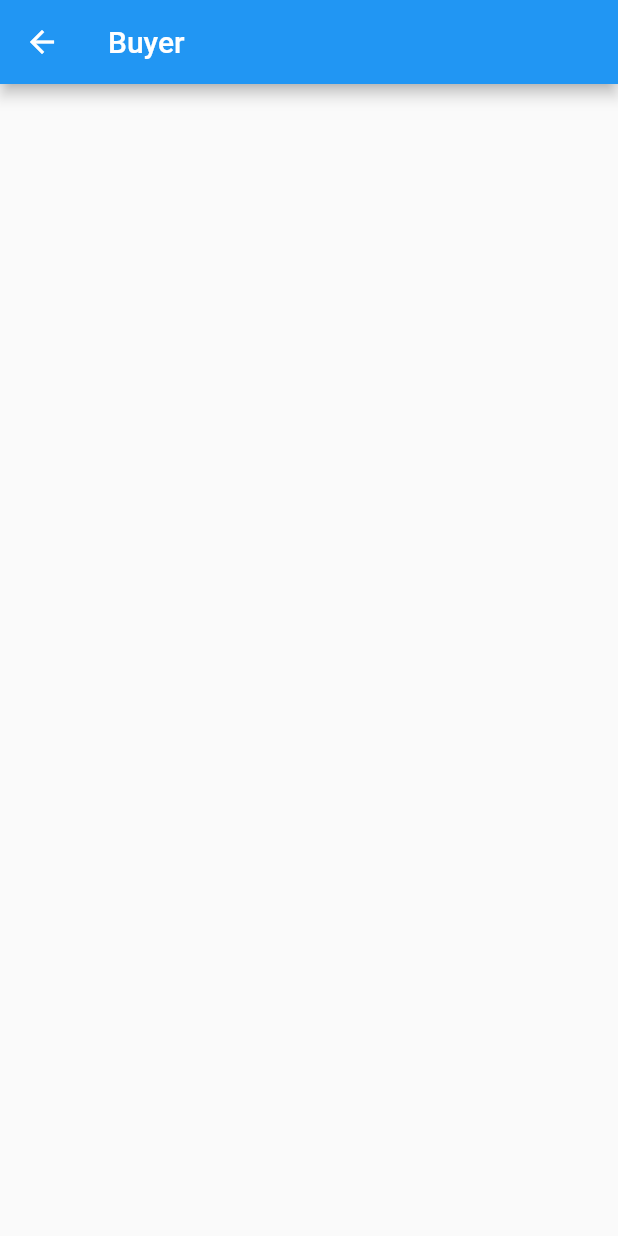
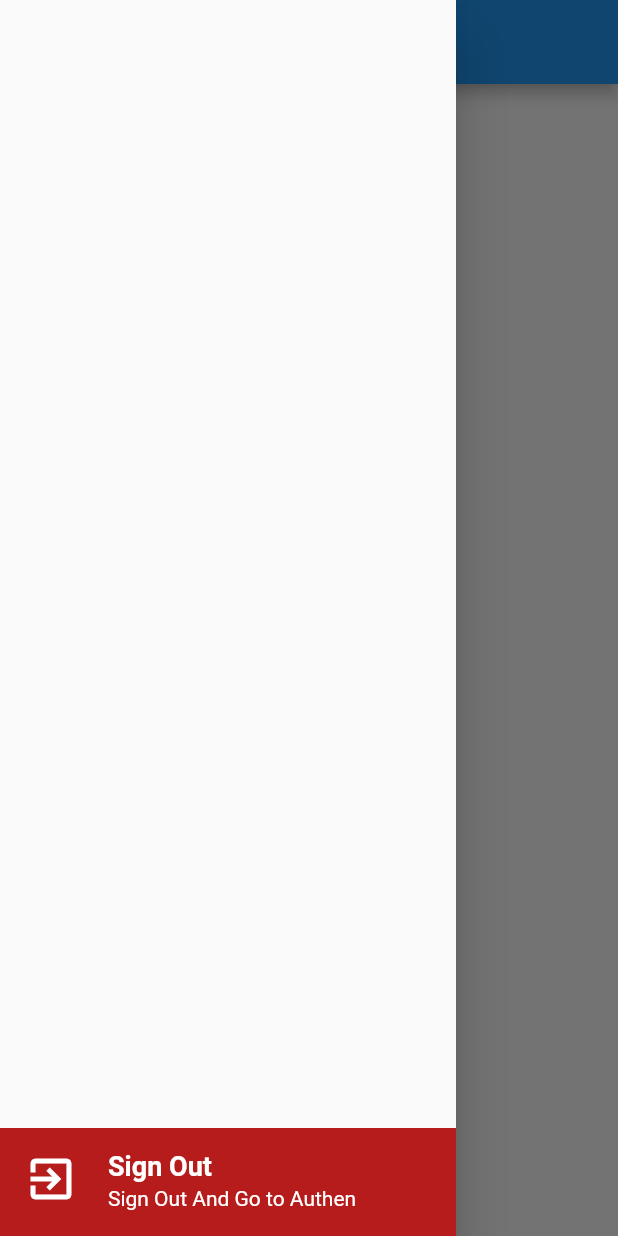
Before and after one commit to Phannasit-c/ShoppingMall, a Flutter app: the BuyerService screen opened by its route, with the side drawer open (before the commit the screen has no drawer), on a phone screen of 412 x 824 dp. Run offline on Flutter 3.47's test engine with Material 2 defaults, Android fonts, the phone set to English and light mode, and no system bars; our stand-ins replace dio, geolocator, google_maps_flutter, image_picker, shared_preferences; accounts and stored records are empty.

Commit message:
update 27June

```diff
--- a/lib/states/buyer_service.dart
+++ b/lib/states/buyer_service.dart
@@ -1,4 +1,8 @@
 import 'package:flutter/material.dart';
+import 'package:shared_preferences/shared_preferences.dart';
+import 'package:shoppingmall/utility/my_constant.dart';
+import 'package:shoppingmall/widgets/show_signout.dart';
+import 'package:shoppingmall/widgets/show_title.dart';
 
 class BuyerService extends StatefulWidget {
   const BuyerService({Key? key}) : super(key: key);
@@ -14,6 +18,11 @@ class _BuyerServiceState extends State<BuyerService> {
       appBar: AppBar(
         title: Text('Buyer'),
       ),
+      drawer: Drawer(
+        child: ShowSignOut(),
+      ),
     );
   }
+
+
 }
--- a/lib/states/rider_service.dart
+++ b/lib/states/rider_service.dart
@@ -1,4 +1,5 @@
 import 'package:flutter/material.dart';
+import 'package:shoppingmall/widgets/show_signout.dart';
 
 class RiderService extends StatefulWidget {
   const RiderService({ Key? key }) : super(key: key);
@@ -13,7 +14,7 @@ class _RiderServiceState extends State<RiderService> {
     return Scaffold(
        appBar: AppBar(
         title: Text('Rider'),
-      ),
+      ),drawer: Drawer(child: ShowSignOut(),),
     );
   }
 }
--- a/lib/states/saler_service.dart
+++ b/lib/states/saler_service.dart
@@ -1,4 +1,5 @@
 import 'package:flutter/material.dart';
+import 'package:shoppingmall/widgets/show_signout.dart';
 
 class SalerService extends StatefulWidget {
   const SalerService({ Key? key }) : super(key: key);
@@ -13,7 +14,7 @@ class _SalerServiceState extends State<SalerService> {
     return Scaffold(
        appBar: AppBar(
         title: Text('Seller'),
-      ),
+      ),drawer: Drawer(child: ShowSignOut(),),
     );
   }
 }
--- a/lib/utility/my_constant.dart
+++ b/lib/utility/my_constant.dart
@@ -3,7 +3,7 @@ import 'package:flutter/material.dart';
 class MyConstant {
   // Genernal
   static String appName = 'Shopping Mall';
-  static String domain = 'https://0c0e08bcde26.ngrok.io';
+  static String domain = 'https://daf7236b7dee.ngrok.io';
 
   // Route
   static String routeAuthen = '/authen';
@@ -35,9 +35,19 @@ class MyConstant {
         color: dark,
         fontWeight: FontWeight.w700,
       );
+  TextStyle h2WhiteStyle() => TextStyle(
+        fontSize: 18,
+        color: Colors.white,
+        fontWeight: FontWeight.w700,
+      );
   TextStyle h3Style() => TextStyle(
         fontSize: 14,
         color: dark,
+        fontWeight: FontWeight.normal,
+      );
+  TextStyle h3WhiteStyle() => TextStyle(
+        fontSize: 14,
+        color: Colors.white,
         fontWeight: FontWeight.normal,
       );
 
--- /dev/null
+++ b/lib/widgets/show_signout.dart
@@ -0,0 +1,42 @@
+import 'package:flutter/material.dart';
+import 'package:shared_preferences/shared_preferences.dart';
+import 'package:shoppingmall/utility/my_constant.dart';
+import 'package:shoppingmall/widgets/show_title.dart';
+
+
+class ShowSignOut extends StatelessWidget {
+  const ShowSignOut({ Key? key }) : super(key: key);
+
+  @override
+  Widget build(BuildContext context) {
+    return Column(
+      mainAxisAlignment: MainAxisAlignment.end,
+      children: [
+        ListTile(
+          onTap: () async {
+            SharedPreferences preferences =
+                await SharedPreferences.getInstance();
+            preferences.clear().then(
+                  (value) => Navigator.pushNamedAndRemoveUntil(
+                      context, MyConstant.routeAuthen, (route) => false),
+                );
+          },
+          tileColor: Colors.red.shade900,
+          leading: Icon(
+            Icons.exit_to_app,
+            size: 36,
+            color: Colors.white,
+          ),
+          title: ShowTitle(
+            title: 'Sign Out',
+            textStyle: MyConstant().h2WhiteStyle(),
+          ),
+          subtitle: ShowTitle(
+            title: 'Sign Out And Go to Authen',
+            textStyle: MyConstant().h3WhiteStyle(),
+          ),
+        ),
+      ],
+    );
+  }
+}
--- a/pubspec.yaml
+++ b/pubspec.yaml
@@ -32,6 +32,7 @@ dependencies:
   geolocator: ^7.1.0
   google_maps_flutter: ^2.0.6
   dio: ^4.0.0
+  shared_preferences: ^2.0.6
 
 dev_dependencies:
   flutter_test:
```
Also changed, not shown: lib/main.dart (+26 -3 lines), lib/states/authen.dart (+8 -1 lines), pubspec.lock, 1 other file.
